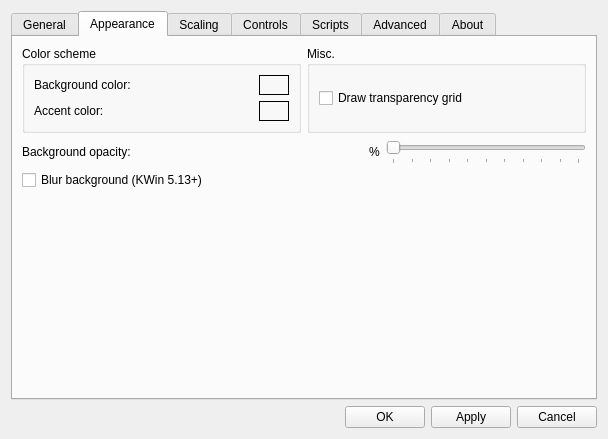
Qt form gui/dialogs/settingsdialog.ui (do-i/thumbgrid) before a commit.
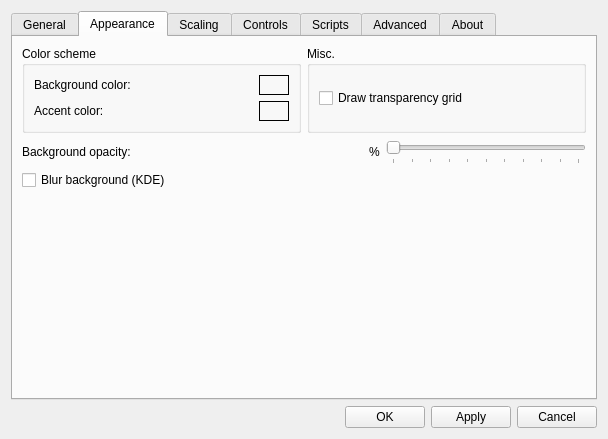
The same form after that commit. Icons and pictures are not drawn. Custom widgets are drawn as their Qt base class.

Commit message: Don't mention kwin 5.13 as blur works on older versions too.

```diff
--- a/gui/dialogs/settingsdialog.ui
+++ b/gui/dialogs/settingsdialog.ui
@@ -828,7 +828,7 @@
        <item>
         <widget class="QCheckBox" name="blurBackgroundCheckBox">
          <property name="text">
-          <string>Blur background (KWin 5.13+)</string>
+          <string>Blur background (KDE)</string>
          </property>
         </widget>
        </item>
```
